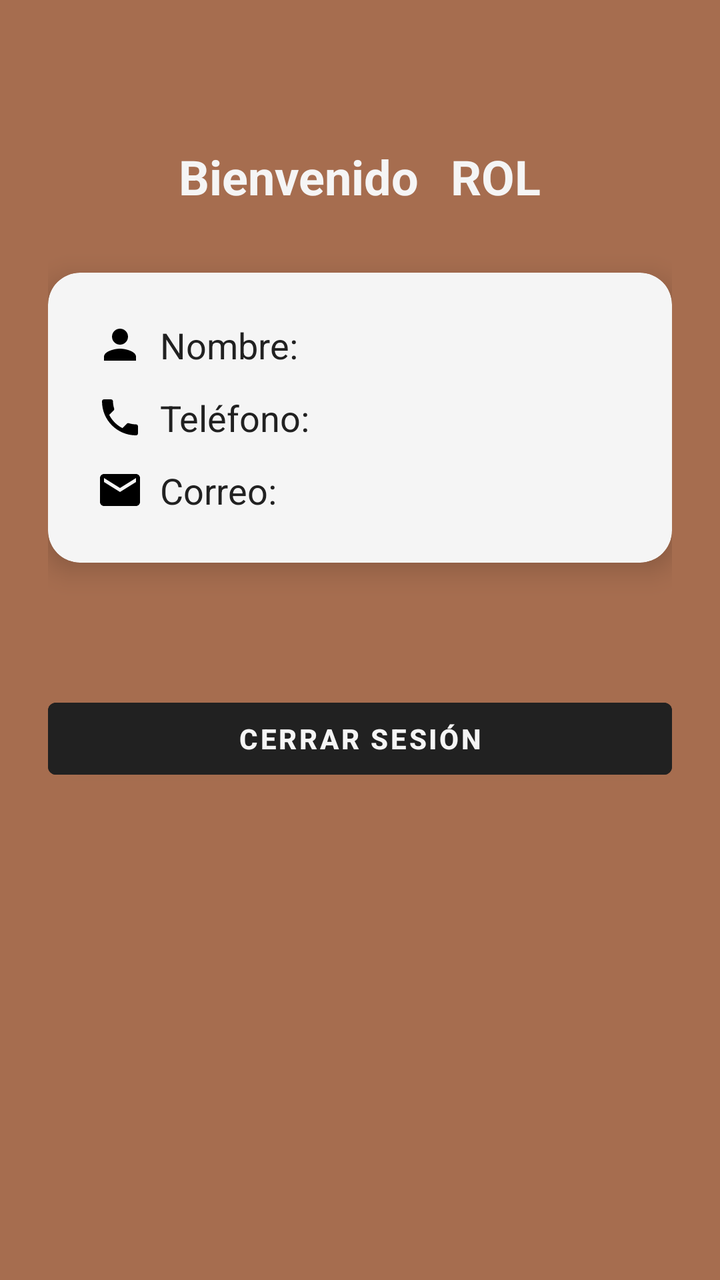
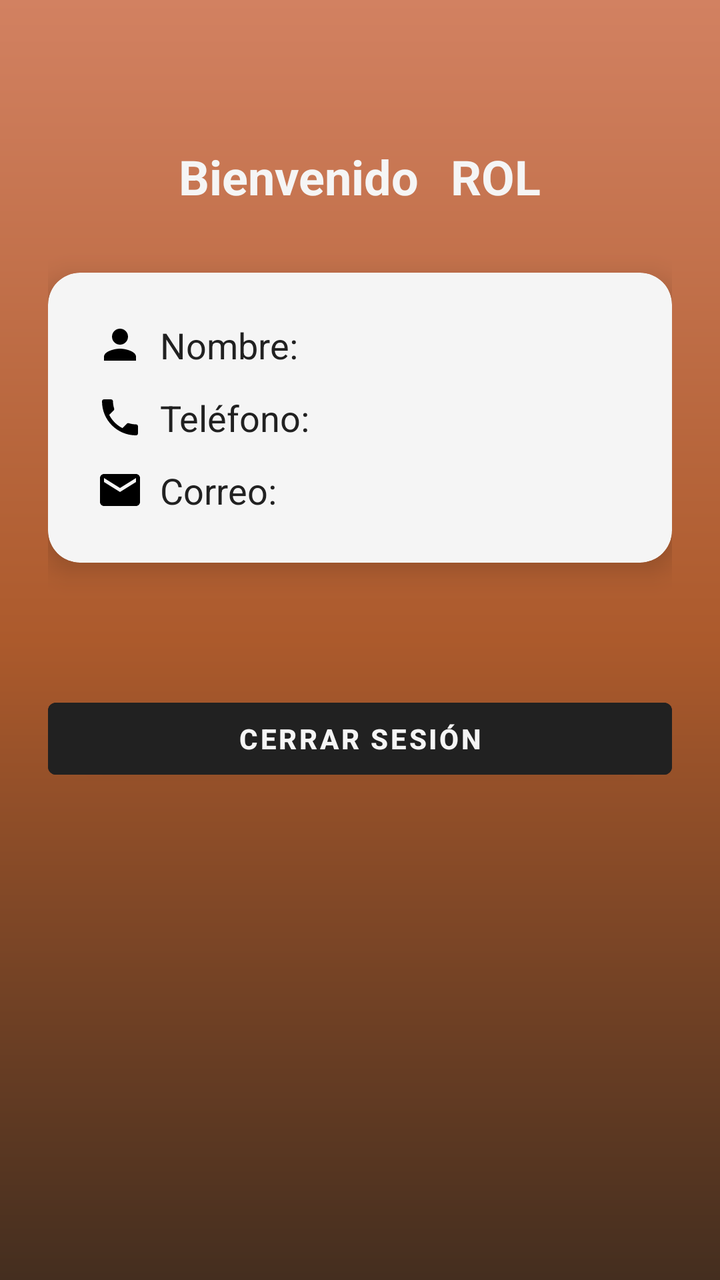

An Android layout rendered at two revisions. The XML below is the earlier revision; the diff shows what the commit changed to produce the second picture.
<!-- AndroidManifest.xml: application theme Theme.Satori_by_Aristo -->
<!-- res/layout/fragment_perfil.xml -->
<?xml version="1.0" encoding="utf-8"?>
<ScrollView xmlns:android="http://schemas.android.com/apk/res/android"
    xmlns:tools="http://schemas.android.com/tools"
    xmlns:app="http://schemas.android.com/apk/res-auto"
    android:layout_width="match_parent"
    android:layout_height="match_parent"
    android:background="@color/naranja_fondo"
    tools:context=".PerfilFragment">

    <LinearLayout
        android:id="@+id/perfil"
        android:layout_width="match_parent"
        android:layout_height="wrap_content"
        android:orientation="vertical"
        android:padding="24dp">

        
        <LinearLayout
            android:layout_width="match_parent"
            android:layout_height="wrap_content"
            android:orientation="horizontal"
            android:gravity="center"
            android:layout_marginTop="48dp"
            android:layout_marginBottom="32dp">

            <TextView
                android:layout_width="wrap_content"
                android:layout_height="wrap_content"
                android:text="Bienvenido"
                android:textSize="24sp"
                android:textStyle="bold"
                android:textColor="@color/blanco_hueso"/>

            <TextView
                android:id="@+id/rolito"
                android:layout_width="wrap_content"
                android:layout_height="wrap_content"
                android:layout_marginStart="16dp"
                android:text="ROL"
                android:textSize="24sp"
                android:textStyle="bold"
                android:textColor="@color/blanco_hueso"/>
        </LinearLayout>

        
        <androidx.cardview.widget.CardView
            android:layout_width="match_parent"
            android:layout_height="wrap_content"
            android:layout_marginBottom="48dp"
            app:cardCornerRadius="16dp"
            app:cardElevation="8dp"
            app:cardBackgroundColor="@color/blanco_hueso">

            <LinearLayout
                android:layout_width="match_parent"
                android:layout_height="wrap_content"
                android:orientation="vertical"
                android:padding="24dp">

                
                <LinearLayout
                    android:layout_width="match_parent"
                    android:layout_height="wrap_content"
                    android:orientation="horizontal"
                    android:gravity="center_vertical"
                    android:layout_marginBottom="12dp">

                    <ImageView
                        android:layout_width="24dp"
                        android:layout_height="24dp"
                        android:src="@drawable/ic_person"
                        android:layout_marginEnd="8dp"/>

                    <TextView
                        android:id="@+id/nombreito"
                        android:layout_width="wrap_content"
                        android:layout_height="wrap_content"
                        android:text="Nombre: "
                        android:textSize="18sp"
                        android:textColor="@color/negro_suave"/>
                </LinearLayout>

                
                <LinearLayout
                    android:layout_width="match_parent"
                    android:layout_height="wrap_content"
                    android:orientation="horizontal"
                    android:gravity="center_vertical"
                    android:layout_marginBottom="12dp">

                    <ImageView
                        android:layout_width="24dp"
                        android:layout_height="24dp"
                        android:src="@drawable/ic_phone"
                        android:layout_marginEnd="8dp"/>

                    <TextView
                        android:id="@+id/telefonoito"
                        android:layout_width="wrap_content"
                        android:layout_height="wrap_content"
                        android:text="Teléfono: "
                        android:textSize="18sp"
                        android:textColor="@color/negro_suave"/>
                </LinearLayout>

                
                <LinearLayout
                    android:layout_width="match_parent"
                    android:layout_height="wrap_content"
                    android:orientation="horizontal"
                    android:gravity="center_vertical">

                    <ImageView
                        android:layout_width="24dp"
                        android:layout_height="24dp"
                        android:src="@drawable/ic_email"
                        android:layout_marginEnd="8dp"/>

                    <TextView
                        android:id="@+id/correito"
                        android:layout_width="wrap_content"
                        android:layout_height="wrap_content"
                        android:text="Correo: "
                        android:textSize="18sp"
                        android:textColor="@color/negro_suave"/>
                </LinearLayout>
            </LinearLayout>
        </androidx.cardview.widget.CardView>

        
        <androidx.cardview.widget.CardView
            android:id="@+id/card_operadores"
            android:layout_width="match_parent"
            android:layout_height="wrap_content"
            android:layout_marginBottom="48dp"
            app:cardCornerRadius="16dp"
            app:cardElevation="8dp"
            app:cardBackgroundColor="@color/naranja_suave"
            android:visibility="gone">

            <TableLayout
                android:id="@+id/tabla_operadores"
                android:layout_width="match_parent"
                android:layout_height="wrap_content"
                android:stretchColumns="1"
                android:padding="16dp">

                <TableRow>
                    <TextView
                        android:text="Teléfono"
                        android:textStyle="bold"
                        android:textColor="@color/blanco_hueso"/>
                    <TextView
                        android:text="Administrador"
                        android:textStyle="bold"
                        android:textColor="@color/blanco_hueso"/>
                </TableRow>

                <TableRow>
                    <TextView
                        android:id="@+id/telefono_operadorito"
                        android:text="555-1234"
                        android:textColor="@color/blanco_hueso"/>
                    <TextView
                        android:id="@+id/nombre_operadorito"
                        android:text="Operador X"
                        android:textColor="@color/blanco_hueso"/>
                </TableRow>
            </TableLayout>
        </androidx.cardview.widget.CardView>

        
        <androidx.cardview.widget.CardView
            android:id="@+id/card_admin"
            android:layout_width="match_parent"
            android:layout_height="wrap_content"
            android:layout_marginBottom="48dp"
            app:cardCornerRadius="16dp"
            app:cardElevation="8dp"
            app:cardBackgroundColor="@color/naranja_suave"
            android:visibility="gone">

            <TableLayout
                android:id="@+id/tabla_admin"
                android:layout_width="match_parent"
                android:layout_height="wrap_content"
                android:stretchColumns="1"
                android:padding="16dp">

                <TableRow>
                    <TextView
                        android:text="Operadores"
                        android:textStyle="bold"
                        android:textColor="@color/blanco_hueso"/>
                    <TextView
                        android:text="Teléfono"
                        android:textStyle="bold"
                        android:textColor="@color/blanco_hueso"/>
                </TableRow>

                <TableRow>
                    <TextView
                        android:id="@+id/adminito"
                        android:text="Admin"
                        android:textColor="@color/blanco_hueso"/>
                    <TextView
                        android:id="@+id/telefono_adminito"
                        android:text="555-9999"
                        android:textColor="@color/blanco_hueso"/>
                </TableRow>
            </TableLayout>
        </androidx.cardview.widget.CardView>

        
        <Button
            android:id="@+id/btnCerrarSesion"
            android:layout_width="match_parent"
            android:layout_height="wrap_content"
            android:text="Cerrar Sesión"
            android:textStyle="bold"
            android:textColor="@color/blanco_hueso"
            android:backgroundTint="@color/negro_suave"
            android:layout_marginTop="16dp"
            android:layout_marginBottom="32dp"/>
    </LinearLayout>
</ScrollView>
<!-- resources referenced by this layout -->
<resources>
  <color name="blanco_hueso">#F5F5F5</color>
  <color name="naranja_fondo">#A66D4F</color>
  <color name="naranja_suave">#FFB74D</color>
  <color name="negro_suave">#212121</color>
  <!-- drawable ic_email (drawable) -->
  <vector xmlns:android="http://schemas.android.com/apk/res/android"
      android:width="24dp"
      android:height="24dp"
      android:viewportWidth="24"
      android:viewportHeight="24">
      <path
          android:fillColor="#FF000000"
          android:pathData="M20,4H4c-1.1,0 -2,0.9 -2,2v12c0,1.1 0.9,2 2,2h16c1.1,0 2,-0.9 2,-2V6c0,-1.1 -0.9,-2 -2,-2zM20,8l-8,5 -8,-5V6l8,5 8,-5v2z"/>
  </vector>
  <!-- drawable ic_person (drawable) -->
  <vector xmlns:android="http://schemas.android.com/apk/res/android"
      android:width="24dp"
      android:height="24dp"
      android:viewportWidth="24"
      android:viewportHeight="24">
      <path
          android:fillColor="#FF000000"
          android:pathData="M12,12c2.21,0 4,-1.79 4,-4s-1.79,-4 -4,-4 -4,1.79 -4,4 1.79,4 4,4zM12,14c-2.67,0 -8,1.34 -8,4v2h16v-2c0,-2.66 -5.33,-4 -8,-4z"/>
  </vector>
  <!-- drawable ic_phone (drawable) -->
  <vector xmlns:android="http://schemas.android.com/apk/res/android"
      android:width="24dp"
      android:height="24dp"
      android:viewportWidth="24"
      android:viewportHeight="24">
      <path
          android:fillColor="#FF000000"
          android:pathData="M6.62,10.79c1.44,2.83 3.76,5.15 6.59,6.59l2.2,-2.2c0.27,-0.27 0.67,-0.36 1.02,-0.24 1.12,0.37 2.33,0.57 3.57,0.57 0.55,0 1,0.45 1,1v3.5c0,0.55 -0.45,1 -1,1C10.61,21 3,13.39 3,4c0,-0.55 0.45,-1 1,-1h3.5c0.55,0 1,0.45 1,1 0,1.24 0.2,2.45 0.57,3.57 0.11,0.35 0.03,0.74 -0.25,1.02l-2.2,2.2z"/>
  </vector>
  <style name="Theme.Satori_by_Aristo" parent="Theme.MaterialComponents.DayNight.DarkActionBar">
          
          <item name="colorPrimary">@color/orange</item>
          <item name="colorPrimaryVariant">@color/orange_dark</item>
          <item name="colorOnPrimary">@color/white</item>
          <item name="colorSecondary">@color/grey</item>
          <item name="colorOnSecondary">@color/black</item>
      </style>
  <color name="orange">#FF9800</color>
  <color name="orange_dark">#F57C00</color>
  <color name="white">#FFFFFFFF</color>
  <color name="grey">#BF040303</color>
  <color name="black">#FF000000</color>
</resources>

<!-- the commit's change to res/layout/fragment_perfil.xml (unified diff, before → after) -->
@@ -4,7 +4,7 @@
     xmlns:app="http://schemas.android.com/apk/res-auto"
     android:layout_width="match_parent"
     android:layout_height="match_parent"
-    android:background="@color/naranja_fondo"
+    android:background="@drawable/bg_gradient"
     tools:context=".PerfilFragment">
 
     <LinearLayout
<!-- resource entries referenced after the edit -->
@@ -1,9 +1,17 @@
 <!-- resources referenced by this layout -->
 <resources>
   <color name="blanco_hueso">#F5F5F5</color>
-  <color name="naranja_fondo">#A66D4F</color>
   <color name="naranja_suave">#FFB74D</color>
   <color name="negro_suave">#212121</color>
+  <!-- drawable bg_gradient (drawable) -->
+  <shape xmlns:android="http://schemas.android.com/apk/res/android"
+      android:shape="rectangle">
+      <gradient
+          android:startColor="#442E1F"
+          android:centerColor="#AC5A2C"
+          android:endColor="#D28161"
+          android:angle="90"/>
+  </shape>
   <!-- drawable ic_email (drawable) -->
   <vector xmlns:android="http://schemas.android.com/apk/res/android"
       android:width="24dp"
@@ -41,6 +49,12 @@
           <item name="colorOnPrimary">@color/white</item>
           <item name="colorSecondary">@color/grey</item>
           <item name="colorOnSecondary">@color/black</item>
+  
+          
+          <item name="android:statusBarColor">@color/orange_dark</item> 
+          <item name="android:windowDrawsSystemBarBackgrounds">true</item> 
+          <item name="windowActionBar">true</item>
+          <item name="windowNoTitle">false</item>
       </style>
   <color name="orange">#FF9800</color>
   <color name="orange_dark">#F57C00</color>
